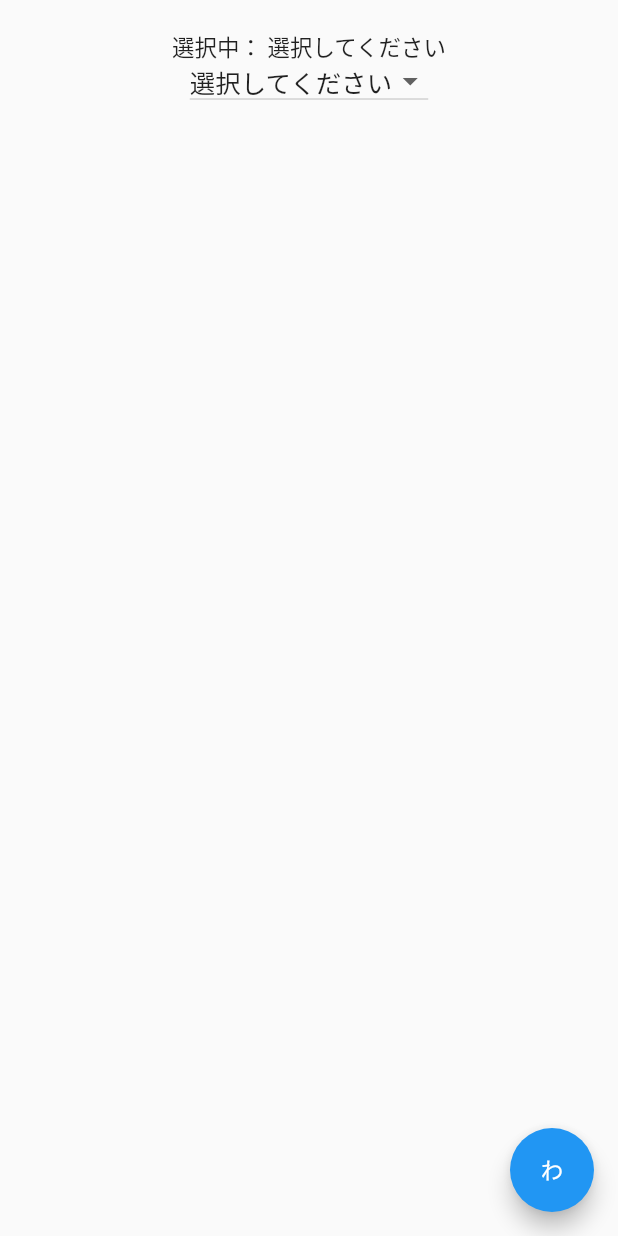
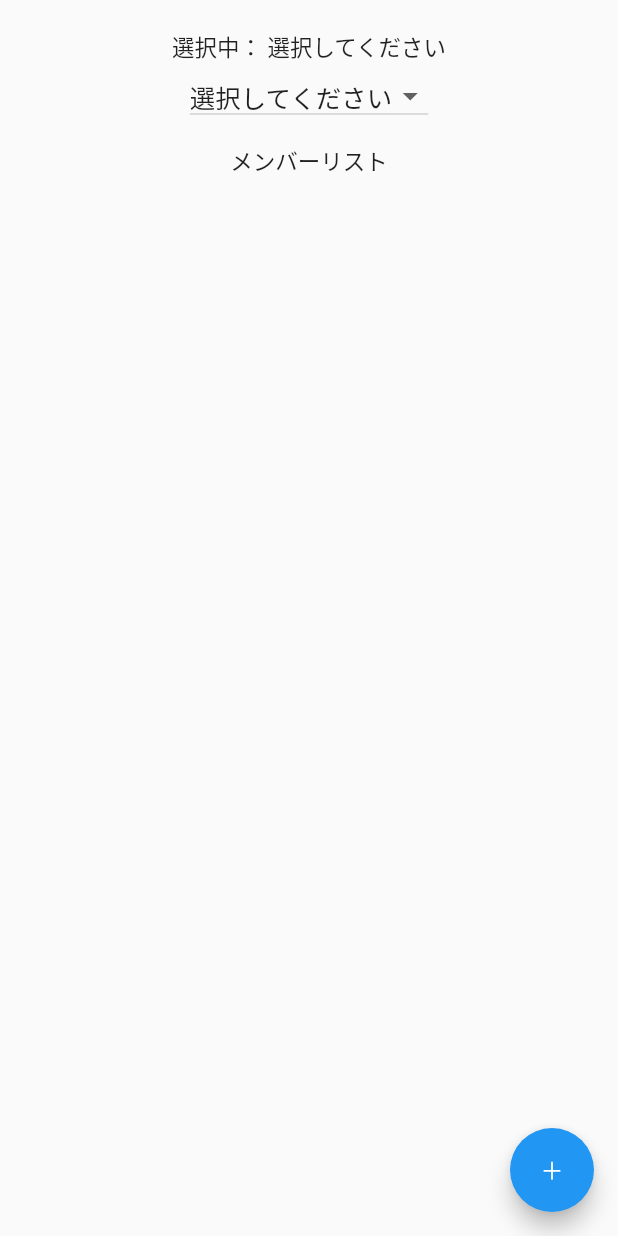
Before and after one commit to azusaw/wakejiro, a Flutter app: the screen it shows after launch, on a phone screen of 412 x 824 dp. Run offline on Flutter 3.47's test engine with Material 2 defaults, Android fonts, the phone set to English and light mode, and no system bars; our stand-ins replace flutter_hooks, flutter_svg, hooks_riverpod.

Commit message:
ViewのState検知サンプル追加（配列）

```diff
--- a/flutter/lib/models/member.dart
+++ b/flutter/lib/models/member.dart
@@ -6,4 +6,11 @@ class Member {
   });
 
   String name;
+
+  Member copyWith({
+    String name,
+  }) =>
+      Member(
+        name: name ?? this.name,
+      );
 }
--- a/flutter/lib/screens/counter_screen.dart
+++ b/flutter/lib/screens/counter_screen.dart
@@ -6,6 +6,8 @@ import 'package:hooks_riverpod/hooks_riverpod.dart';
 
 /* Provider Sample*/
 final memberProvider = ChangeNotifierProvider((ref) => MemberViewModel());
+final memberListProvider =
+    ChangeNotifierProvider((ref) => MemberListViewModel());
 
 final _memberList = <Member>[
   Member(name: "選択してください"),
@@ -18,21 +20,24 @@ final _memberList = <Member>[
 class CounterScreen extends HookWidget {
   @override
   Widget build(BuildContext context) {
-    final tmp = useProvider(memberProvider);
+    final tmpPv = useProvider(memberProvider);
+    final tmpListPv = useProvider(memberListProvider);
+
     return Scaffold(
       body: Center(
           child: Container(
         margin: EdgeInsets.all(20),
         child: Column(children: <Widget>[
-          Text('選択中： ${tmp.member.name}'),
+          Text('選択中： ${tmpPv.member.name}'),
+          SizedBox(height: 10),
           FormField<String>(builder: (FormFieldState<String> state) {
             return DropdownButton<String>(
-              value: tmp.member.name,
+              value: tmpPv.member.name,
               isDense: true,
               icon: const Icon(Icons.arrow_drop_down),
               iconSize: 24,
               onChanged: (String value) {
-                tmp.setName(value);
+                tmpPv.setName(value);
               },
               items: _memberList.map<DropdownMenuItem<String>>((Member item) {
                 return DropdownMenuItem<String>(
@@ -42,12 +47,23 @@ class CounterScreen extends HookWidget {
               }).toList(),
             );
           }),
+          SizedBox(height: 20),
+          Text('メンバーリスト'),
+          ListView.builder(
+            itemCount: tmpListPv.memberList.length,
+            itemBuilder: (context, index) {
+              return Text(tmpListPv.memberList[index].name);
+            },
+            shrinkWrap: true,
+            physics: NeverScrollableScrollPhysics(),
+          ),
         ]),
       )),
       floatingActionButton: FloatingActionButton(
-        child: Text("わ"),
+        child: Text("＋"),
         onPressed: () {
-          tmp.setName("渡邉");
+          tmpListPv.add(tmpPv.member);
+          print(tmpListPv.memberList);
         },
       ),
     );
```
Also changed, not shown: flutter/lib/view_models/member_view_modal.dart (+9 -0 lines).
